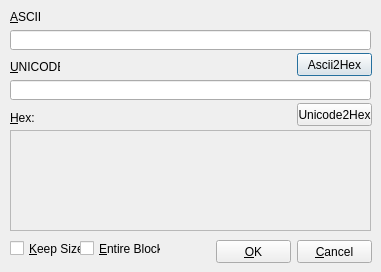
Before: the Qt Designer form x64_dbg_gui/Project/Src/Gui/HexEditDialog.ui in x64dbg/x64dbg, drawn with Qt 5.
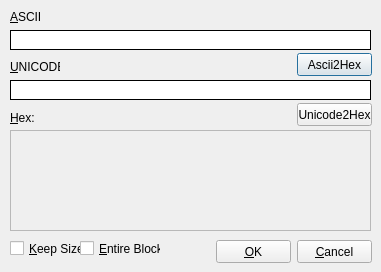
After: the same form once the commit is applied. Icons and pictures are not drawn.

Commit message: GUI: color setting for log and symbol log + use hexedit colors in ASCII and UNICODE edits

Patch:
```diff
--- a/x64_dbg_gui/Project/Src/Gui/HexEditDialog.ui
+++ b/x64_dbg_gui/Project/Src/Gui/HexEditDialog.ui
@@ -55,12 +55,18 @@
      <height>20</height>
     </rect>
    </property>
+   <property name="styleSheet">
+    <string notr="true">QLineEdit {border-style: outset; border-width: 1px; border-color: black}</string>
+   </property>
    <property name="inputMask">
     <string/>
    </property>
    <property name="maxLength">
     <number>32767</number>
    </property>
+   <property name="frame">
+    <bool>false</bool>
+   </property>
   </widget>
   <widget class="QLineEdit" name="lineEditAscii">
    <property name="geometry">
@@ -71,12 +77,18 @@
      <height>20</height>
     </rect>
    </property>
+   <property name="styleSheet">
+    <string notr="true">QLineEdit {border-style: outset; border-width: 1px; border-color: black}</string>
+   </property>
    <property name="inputMask">
     <string/>
    </property>
    <property name="maxLength">
     <number>32767</number>
    </property>
+   <property name="frame">
+    <bool>false</bool>
+   </property>
   </widget>
   <widget class="QLabel" name="labelAscii">
    <property name="geometry">
```
The commit also changes 8 other files.
